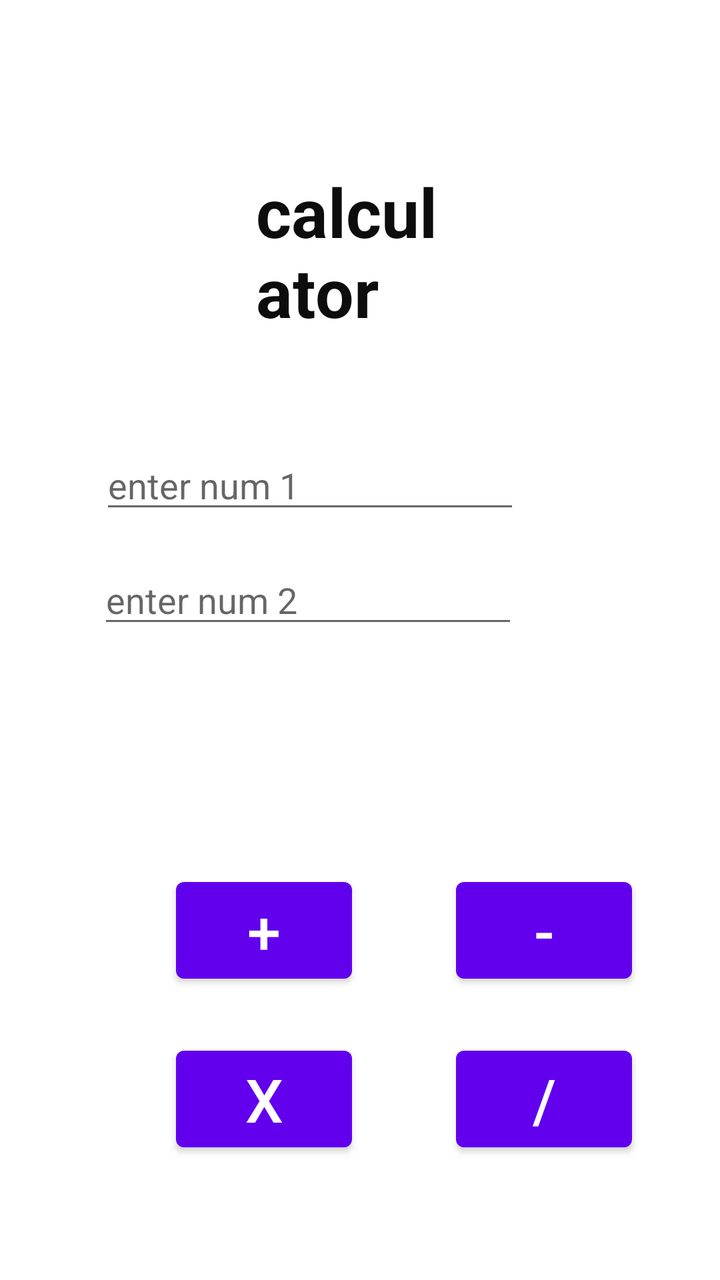
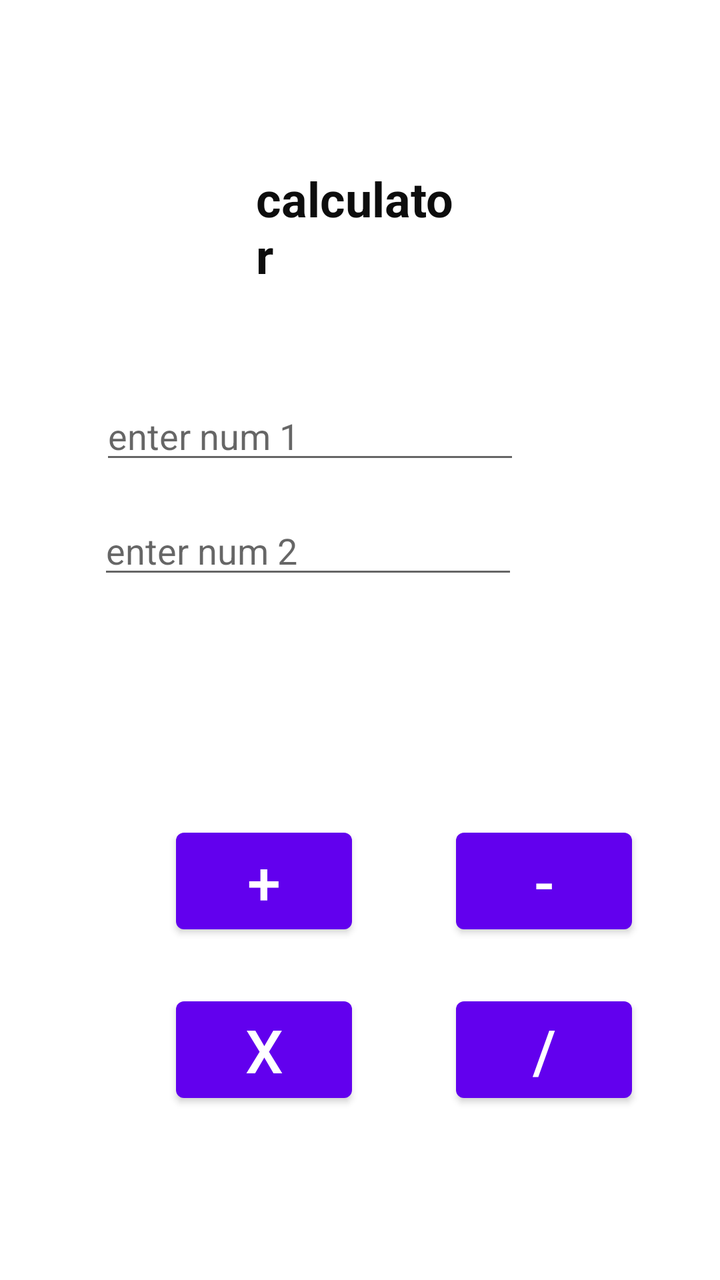

Screens rendered from an Android XML layout before and after an edit, with the pre-edit source and the edit as a unified diff.
<!-- AndroidManifest.xml: application theme Theme.Sample_App -->
<!-- res/layout/activity_calculator.xml -->
<?xml version="1.0" encoding="utf-8"?>
<androidx.constraintlayout.widget.ConstraintLayout xmlns:android="http://schemas.android.com/apk/res/android"
    xmlns:app="http://schemas.android.com/apk/res-auto"
    xmlns:tools="http://schemas.android.com/tools"
    android:id="@+id/main"
    android:layout_width="match_parent"
    android:layout_height="match_parent"
    tools:context=".ui.theme.activity.CalculatorActivity">

    <TextView
        android:id="@+id/tvcalculator"
        android:layout_width="0dp"
        android:layout_height="wrap_content"
        android:layout_marginStart="128dp"
        android:layout_marginTop="83dp"
        android:layout_marginEnd="128dp"
        android:text="calculator"
        android:textColor="#0D0D0D"
        android:textSize="34sp"
        android:textStyle="bold"
        app:layout_constraintEnd_toEndOf="parent"
        app:layout_constraintStart_toStartOf="parent"
        app:layout_constraintTop_toTopOf="parent" />

    <Button
        android:id="@+id/btnsum"
        android:layout_width="wrap_content"
        android:layout_height="wrap_content"
        android:layout_marginStart="88dp"
        android:layout_marginTop="116dp"
        android:text="+"
        android:textSize="30sp"
        app:layout_constraintStart_toStartOf="parent"
        app:layout_constraintTop_toBottomOf="@+id/editTextText2" />

    <Button
        android:id="@+id/btnminus"
        android:layout_width="wrap_content"
        android:layout_height="wrap_content"
        android:layout_marginStart="52dp"
        android:layout_marginTop="116dp"
        android:text="-"
        android:textSize="30sp"
        app:layout_constraintStart_toEndOf="@+id/btnsum"
        app:layout_constraintTop_toBottomOf="@+id/editTextText2" />

    <Button
        android:id="@+id/btnmul"
        android:layout_width="wrap_content"
        android:layout_height="wrap_content"
        android:layout_marginStart="88dp"
        android:layout_marginTop="24dp"
        android:text="x"
        android:textSize="30sp"
        app:layout_constraintStart_toStartOf="parent"
        app:layout_constraintTop_toBottomOf="@+id/btnsum" />

    <Button
        android:id="@+id/btndiv"
        android:layout_width="wrap_content"
        android:layout_height="wrap_content"
        android:layout_marginStart="52dp"
        android:layout_marginTop="24dp"
        android:text="/"
        android:textSize="30sp"
        app:layout_constraintStart_toEndOf="@+id/btnmul"
        app:layout_constraintTop_toBottomOf="@+id/btnminus" />

    <EditText
        android:id="@+id/editTextText"
        android:layout_width="wrap_content"
        android:layout_height="wrap_content"
        android:layout_marginTop="52dp"
        android:layout_marginEnd="100dp"
        android:ems="10"
        android:hint="enter num 1"
        android:inputType="text"
        app:layout_constraintEnd_toEndOf="parent"
        app:layout_constraintTop_toBottomOf="@+id/tvcalculator" />

    <EditText
        android:id="@+id/editTextText2"
        android:layout_width="wrap_content"
        android:layout_height="wrap_content"
        android:layout_marginTop="16dp"
        android:layout_marginEnd="101dp"
        android:ems="10"
        android:inputType="text"
        android:hint="enter num 2"
        app:layout_constraintEnd_toEndOf="parent"
        app:layout_constraintTop_toBottomOf="@+id/editTextText" />

    <TextView
        android:id="@+id/tvresult"
        android:layout_width="wrap_content"
        android:layout_height="wrap_content"
        android:layout_marginStart="176dp"
        android:layout_marginTop="336dp"
        android:textSize="30sp"
        android:textStyle="bold"
        app:layout_constraintStart_toStartOf="parent"
        app:layout_constraintTop_toTopOf="parent" />


</androidx.constraintlayout.widget.ConstraintLayout>
<!-- resources referenced by this layout -->
<resources>
  <style name="Theme.Sample_App" parent="Theme.MaterialComponents.Light.NoActionBar" />
</resources>

<!-- the commit's change to res/layout/activity_calculator.xml (unified diff, before → after) -->
@@ -16,7 +16,7 @@
         android:layout_marginEnd="128dp"
         android:text="calculator"
         android:textColor="#0D0D0D"
-        android:textSize="34sp"
+        android:textSize="24sp"
         android:textStyle="bold"
         app:layout_constraintEnd_toEndOf="parent"
         app:layout_constraintStart_toStartOf="parent"
@@ -74,7 +74,7 @@
         android:layout_marginEnd="100dp"
         android:ems="10"
         android:hint="enter num 1"
-        android:inputType="text"
+        android:inputType="number"
         app:layout_constraintEnd_toEndOf="parent"
         app:layout_constraintTop_toBottomOf="@+id/tvcalculator" />
 
@@ -85,8 +85,8 @@
         android:layout_marginTop="16dp"
         android:layout_marginEnd="101dp"
         android:ems="10"
-        android:inputType="text"
         android:hint="enter num 2"
+        android:inputType="number"
         app:layout_constraintEnd_toEndOf="parent"
         app:layout_constraintTop_toBottomOf="@+id/editTextText" />
 
